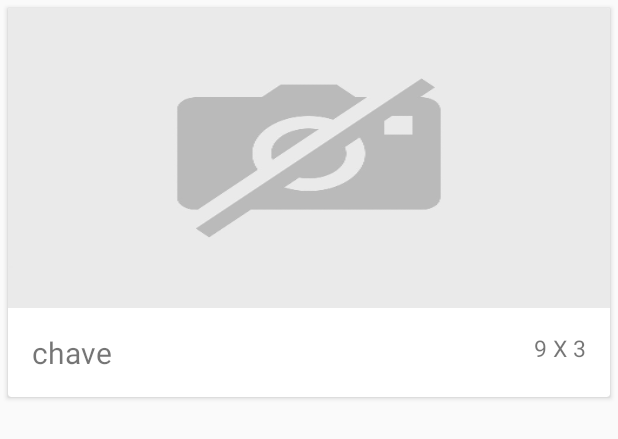
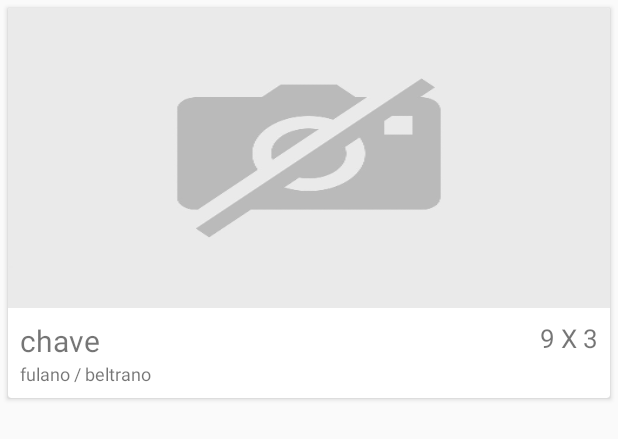
Before and after one commit to nunesrenato86/PadelLog, an Android app: the layout card_match.xml on its own in the app's theme, with its tools: preview values and no code run, on a phone screen of 412 x 824 dp. Shown: the top 439 px of the screen. Run offline under Robolectric (Android 15) with nearby library versions, the phone set to English and light mode, and no system bars.

Commit message:
New matches card layout

```diff
--- a/app/build.gradle
+++ b/app/build.gradle
@@ -9,8 +9,8 @@ android {
         applicationId "com.renatonunes.padellog"
         minSdkVersion 15
         targetSdkVersion 25
-        versionCode 30
-        versionName "4.2"
+        versionCode 31
+        versionName "4.3"
         multiDexEnabled true
 
     }
--- a/app/src/main/AndroidManifest.xml
+++ b/app/src/main/AndroidManifest.xml
@@ -87,12 +87,12 @@
             android:name=".MapsActivity"
             android:label="@string/title_activity_maps" />
 
-        <service android:name=".MyFirebaseInstanceIdService">
+        <service android:name=".services.MyFirebaseInstanceIdService">
             <intent-filter>
                 <action android:name="com.google.firebase.INSTANCE_ID_EVENT" />
             </intent-filter>
         </service>
-        <service android:name=".MyFirebaseMessagingService">
+        <service android:name=".services.MyFirebaseMessagingService">
             <intent-filter>
                 <action android:name="com.google.firebase.MESSAGING_EVENT" />
             </intent-filter>
--- a/app/src/main/java/com/renatonunes/padellog/ChampionshipInfoFragment.java
+++ b/app/src/main/java/com/renatonunes/padellog/ChampionshipInfoFragment.java
@@ -8,6 +8,7 @@ import android.view.LayoutInflater;
 import android.view.View;
 import android.view.ViewGroup;
 
+import com.renatonunes.padellog.adapters.ChampionshipInfoAdapter;
 import com.renatonunes.padellog.domain.Championship;
 
 public class ChampionshipInfoFragment extends Fragment {
--- a/app/src/main/java/com/renatonunes/padellog/MatchListFragment.java
+++ b/app/src/main/java/com/renatonunes/padellog/MatchListFragment.java
@@ -24,6 +24,7 @@ import com.google.firebase.auth.FirebaseUser;
 import com.google.firebase.database.ChildEventListener;
 import com.google.firebase.database.DatabaseError;
 import com.google.firebase.database.FirebaseDatabase;
+import com.renatonunes.padellog.adapters.MatchListAdapter;
 import com.renatonunes.padellog.domain.Championship;
 import com.renatonunes.padellog.domain.Match;
 
--- a/app/src/main/java/com/renatonunes/padellog/ChampionshipInfoAdapter.java
+++ b/app/src/main/java/com/renatonunes/padellog/adapters/ChampionshipInfoAdapter.java
@@ -3,7 +3,7 @@
  * License, v. 2.0. If a copy of the MPL was not distributed with this
  * file, You can obtain one at http://mozilla.org/MPL/2.0/.
  */
-package com.renatonunes.padellog;
+package com.renatonunes.padellog.adapters;
 
 import android.content.Context;
 import android.content.res.Resources;
@@ -12,6 +12,7 @@ import android.view.LayoutInflater;
 import android.view.View;
 import android.view.ViewGroup;
 
+import com.renatonunes.padellog.R;
 import com.renatonunes.padellog.domain.Championship;
 
 public class ChampionshipInfoAdapter extends RecyclerView.Adapter<ChampioshipInfoViewHolder> {
--- a/app/src/main/java/com/renatonunes/padellog/ChampioshipInfoViewHolder.java
+++ b/app/src/main/java/com/renatonunes/padellog/adapters/ChampioshipInfoViewHolder.java
@@ -4,12 +4,14 @@
  * file, You can obtain one at http://mozilla.org/MPL/2.0/.
  */
 
-package com.renatonunes.padellog;
+package com.renatonunes.padellog.adapters;
 
 import android.content.Context;
 import android.support.v7.widget.RecyclerView;
 import android.view.View;
 import android.widget.TextView;
+
+import com.renatonunes.padellog.R;
 
 public class ChampioshipInfoViewHolder extends RecyclerView.ViewHolder {
 
--- a/app/src/main/java/com/renatonunes/padellog/MatchListAdapter.java
+++ b/app/src/main/java/com/renatonunes/padellog/adapters/MatchListAdapter.java
@@ -3,7 +3,7 @@
  * License, v. 2.0. If a copy of the MPL was not distributed with this
  * file, You can obtain one at http://mozilla.org/MPL/2.0/.
  */
-package com.renatonunes.padellog;
+package com.renatonunes.padellog.adapters;
 
 import android.content.Context;
 import android.net.Uri;
@@ -17,6 +17,7 @@ import com.google.android.gms.tasks.OnFailureListener;
 import com.google.android.gms.tasks.OnSuccessListener;
 import com.google.firebase.storage.FirebaseStorage;
 import com.google.firebase.storage.StorageReference;
+import com.renatonunes.padellog.R;
 import com.renatonunes.padellog.domain.Championship;
 import com.renatonunes.padellog.domain.Match;
 import com.renatonunes.padellog.domain.util.ImageFactory;
@@ -54,6 +55,7 @@ public class MatchListAdapter extends RecyclerView.Adapter<MatchListViewHolder>
         holder.currentChampionship = mCurrentChampionship;
 
         holder.matchRound.setText(holder.currentMatch.getRoundStr());
+        holder.matchOpponent.setText(holder.currentMatch.getTeam2());
         holder.matchScore.setText(holder.currentMatch.getScoreStr());
 
         //Ver aqui
--- a/app/src/main/java/com/renatonunes/padellog/MatchListViewHolder.java
+++ b/app/src/main/java/com/renatonunes/padellog/adapters/MatchListViewHolder.java
@@ -4,7 +4,7 @@
  * file, You can obtain one at http://mozilla.org/MPL/2.0/.
  */
 
-package com.renatonunes.padellog;
+package com.renatonunes.padellog.adapters;
 
 import android.content.Context;
 import android.support.v7.widget.RecyclerView;
@@ -12,6 +12,8 @@ import android.view.View;
 import android.widget.ImageView;
 import android.widget.TextView;
 
+import com.renatonunes.padellog.MatchInfoActivity;
+import com.renatonunes.padellog.R;
 import com.renatonunes.padellog.domain.Championship;
 import com.renatonunes.padellog.domain.Match;
 
@@ -26,6 +28,7 @@ public class MatchListViewHolder extends RecyclerView.ViewHolder {
 //    public String currentKey;
     public ImageView matchImage;
     public TextView matchRound;
+    public TextView matchOpponent;
     public TextView matchScore;
     public Boolean isReadOnly;
     public String firstName;
@@ -35,6 +38,7 @@ public class MatchListViewHolder extends RecyclerView.ViewHolder {
 
         matchImage = (ImageView)itemView.findViewById(R.id.item_match_image);
         matchRound = (TextView)itemView.findViewById(R.id.item_match_round);
+        matchOpponent = (TextView)itemView.findViewById(R.id.item_match_opponent);
         matchScore = (TextView)itemView.findViewById(R.id.item_match_score);
 
         context = itemView.getContext();
--- a/app/src/main/java/com/renatonunes/padellog/MyFirebaseInstanceIdService.java
+++ b/app/src/main/java/com/renatonunes/padellog/services/MyFirebaseInstanceIdService.java
@@ -1,4 +1,4 @@
-package com.renatonunes.padellog;
+package com.renatonunes.padellog.services;
 
 import android.util.Log;
 
--- a/app/src/main/java/com/renatonunes/padellog/MyFirebaseMessagingService.java
+++ b/app/src/main/java/com/renatonunes/padellog/services/MyFirebaseMessagingService.java
@@ -1,4 +1,4 @@
-package com.renatonunes.padellog;
+package com.renatonunes.padellog.services;
 
 import android.util.Log;
 
--- a/app/src/main/res/layout/card_match.xml
+++ b/app/src/main/res/layout/card_match.xml
@@ -36,13 +36,12 @@
 			<LinearLayout
 				android:layout_width="match_parent"
 				android:layout_height="wrap_content"
-				android:orientation="horizontal"
-				android:padding="@dimen/cardview_margin"
-				android:weightSum="1">
+				android:orientation="horizontal">
+
 				<TextView
 					android:layout_width="0dp"
+					android:layout_height="wrap_content"
 					android:layout_weight="0.5"
-					android:layout_height="wrap_content"
 					android:id="@+id/item_match_round"
 					android:textSize="20sp"
 					android:textAlignment="viewStart"
@@ -58,10 +57,19 @@
 					android:textAlignment="viewEnd"
 					android:layout_gravity="end"
 					android:text="9 X 3"
-					android:textSize="15sp"
+					android:textSize="17sp"
 					/>
 			</LinearLayout>
 
+			<TextView
+				android:layout_width="wrap_content"
+				android:layout_height="wrap_content"
+				android:id="@+id/item_match_opponent"
+				android:textSize="12sp"
+				android:textAlignment="viewStart"
+				android:layout_gravity="start"
+				android:text="fulano / beltrano"
+				/>
 		</LinearLayout>
 	</LinearLayout>
 
--- a/app/src/main/res/values/strings.xml
+++ b/app/src/main/res/values/strings.xml
@@ -60,7 +60,7 @@
 
     <string name="facebook_app_id">1748665178734590</string>
 
-    <string name="my_google_app_id">AIzaSyB9Khl6hPjAQ_BOpLTk7cZ1v1l1fq18Jfc</string>
+    <string name="my_google_app_id">AIzaSyDrEQq26elrCB-MxLsry5VmrYu8JqpG9gc</string>
 
     <!-- release
     <string name="my_google_app_id">AIzaSyDrEQq26elrCB-MxLsry5VmrYu8JqpG9gc</string>
```
